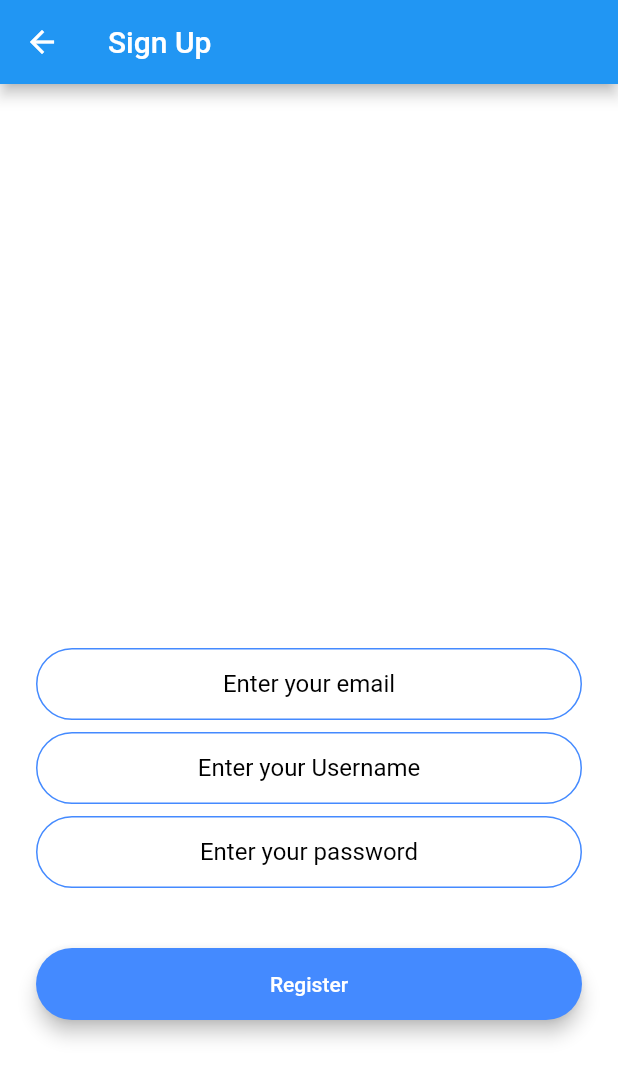
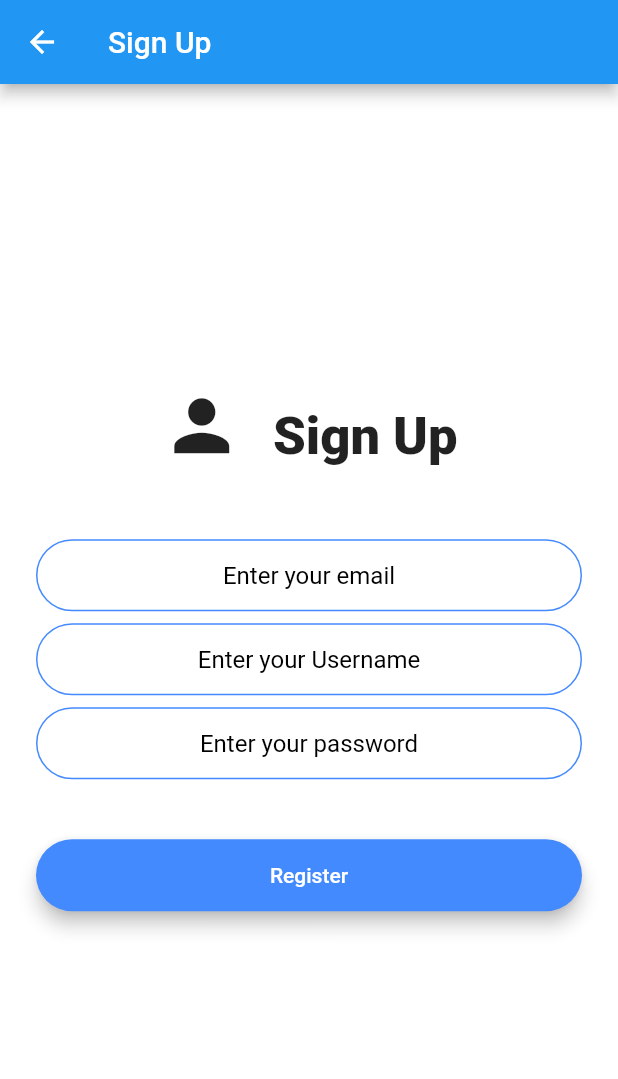
Before and after one commit to singhamardeep0/ImageGallery, a Flutter app: the RegistrationScreen screen opened directly, on a phone screen of 412 x 824 dp. Shown: the top 1079 px of the screen. Run offline on Flutter 3.47's test engine with Material 2 defaults, Android fonts, the phone set to English and light mode, and no system bars; our stand-ins replace cloud_firestore, firebase_auth, firebase_storage, flutter_secure_storage, image_picker, modal_progress_hud; accounts and stored records are empty.

Commit message:
changes to log and reg screen

```diff
--- a/lib/registration_screen.dart
+++ b/lib/registration_screen.dart
@@ -32,10 +32,20 @@ class _RegistrationScreenState extends State<RegistrationScreen> {
             mainAxisAlignment: MainAxisAlignment.center,
             crossAxisAlignment: CrossAxisAlignment.stretch,
             children: <Widget>[
-              Flexible(
-                child: Container(
-                  height: 200.0,
-                ),
+              Row(
+                crossAxisAlignment: CrossAxisAlignment.end,
+                mainAxisAlignment: MainAxisAlignment.center,
+                children: <Widget>[
+                  Icon(Icons.person,size: 55,),
+                  SizedBox(width: 20,),
+                  Text(
+                    'Sign Up',
+                    style: TextStyle(
+                      fontSize: 35.0,
+                      fontWeight: FontWeight.w900,
+                    ),
+                  ),
+                ],
               ),
               SizedBox(
                 height: 48.0,
```
Also changed, not shown: lib/login_screen.dart (+17 -5 lines).
